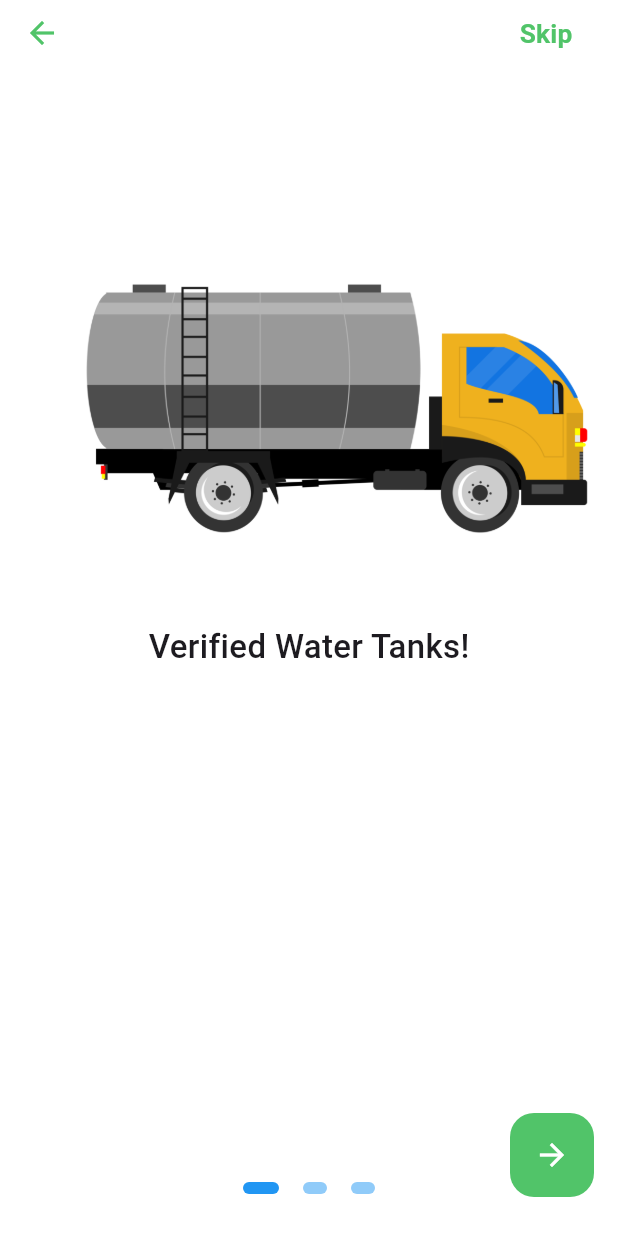
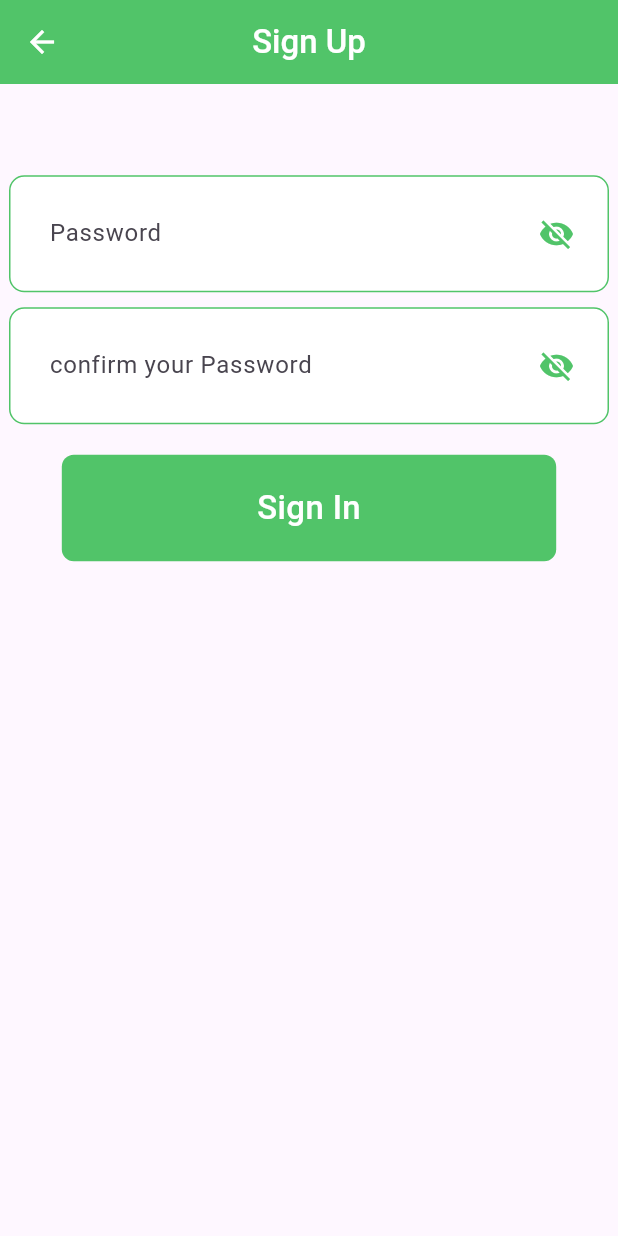
Before and after one commit to uneebkahout/water-delivery-app, a Flutter app: the screen it shows after launch, on a phone screen of 412 x 824 dp. Run offline on Flutter 3.47's test engine with Material 3 defaults, Android fonts, the phone set to English and light mode, and no system bars; drawn by our look-alikes of flutter_onboarding_slider; our stand-ins replace flutter_screenutil, flutter_spinkit, shared_preferences.

Commit message:
Reset Password

```diff
--- /dev/null
+++ b/lib/components/appBar.dart
@@ -0,0 +1,39 @@
+import 'package:flutter/material.dart';
+import 'package:waterdelivery/constants/colors.dart';
+import 'package:flutter_screenutil/flutter_screenutil.dart';
+import 'package:waterdelivery/components/Text-style.dart';
+
+class appBar extends StatelessWidget implements PreferredSizeWidget {
+  final String title;
+  final bool showBackButton;
+
+
+  final VoidCallback? onBackPressed;
+
+  const appBar({
+    Key? key,
+    required this.title,
+    this.showBackButton = true,
+
+    this.onBackPressed,
+  }) : super(key: key);
+
+  @override
+  Widget build(BuildContext context) {
+    return AppBar(
+      backgroundColor: AppColors.appColor,
+      elevation: 0,
+      centerTitle: true,
+      title: textStyle(text: title, fontSize: 20.sp, fontWeight: FontWeight.w500, color: AppColors.whiteColor),
+      leading: showBackButton
+          ? IconButton(
+              icon: Icon(Icons.arrow_back, color: Colors.white),
+              onPressed: onBackPressed ?? () => Navigator.pop(context),
+            )
+          : null,
+    );
+  }
+
+  @override
+  Size get preferredSize => Size.fromHeight(kToolbarHeight);
+}
--- a/lib/components/custom-button.dart
+++ b/lib/components/custom-button.dart
@@ -27,7 +27,9 @@ class _CustomButtonState extends State<CustomButton> {
   @override
   Widget build(BuildContext context) {
     return GestureDetector(
-      onTap: () {},
+      onTap: () {
+        widget.onPressed();
+      },
       child: Container(
         width: 300.w,
         height: 70.h,
--- a/lib/main.dart
+++ b/lib/main.dart
@@ -1,7 +1,7 @@
 import 'package:flutter/material.dart';
-import 'package:waterdelivery/screens/splashScreen.dart';
+
 import 'package:flutter_screenutil/flutter_screenutil.dart';
-
+import 'package:waterdelivery/screens/auth/reset-password.dart';
 void main() {
   runApp(MyApp());
 }
@@ -13,10 +13,10 @@ class MyApp extends StatelessWidget {
   Widget build(BuildContext context) {
     return ScreenUtilInit(
         designSize: Size(375, 812),
-        builder: (context, child) =>  MaterialApp(
+        builder: (context, child) => MaterialApp(
               title: 'Water Delivery',
               debugShowCheckedModeBanner: false,
-              home: SplashScreen(),
+              home: resetPassword(),
             ));
   }
 }
--- a/lib/screens/OnBoardingScreen.dart
+++ b/lib/screens/OnBoardingScreen.dart
@@ -26,8 +26,6 @@ class _OnboardingScreenState extends State<OnboardingScreen> {
           pageBackgroundColor: AppColors.whiteColor,
 
           centerBackground: true,
-
-// Background Images
           background: [
             Image.asset(
               imgAssets.onboardingtruck,
@@ -43,7 +41,6 @@ class _OnboardingScreenState extends State<OnboardingScreen> {
             ),
           ],
           speed: 2,
-//Page Bodies
           pageBodies: [
             Container(
               alignment: Alignment.center,
@@ -112,7 +109,7 @@ class _OnboardingScreenState extends State<OnboardingScreen> {
             ),
           ],
 
-//finish button
+          //finish button
           finishButtonText: 'GetStarted',
           onFinish: () {
             Navigator.push(context,
--- /dev/null
+++ b/lib/screens/auth/reset-password.dart
@@ -0,0 +1,115 @@
+import 'package:flutter/material.dart';
+import 'package:waterdelivery/components/appBar.dart';
+import 'package:flutter_screenutil/flutter_screenutil.dart';
+import 'package:waterdelivery/constants/colors.dart';
+import 'package:waterdelivery/components/Text-style.dart';
+import 'package:waterdelivery/components/text-field.dart';
+import 'package:waterdelivery/components/custom-button.dart';
+import 'package:waterdelivery/screens/auth/sign-in.dart';
+
+class resetPassword extends StatefulWidget {
+  const resetPassword({super.key});
+
+  @override
+  State<resetPassword> createState() => _resetPasswordState();
+}
+
+class _resetPasswordState extends State<resetPassword> {
+
+  TextEditingController passwordController = TextEditingController();
+  bool passwordVisible = false;
+  bool isChecked = false;
+  @override
+  void initState() {
+    passwordVisible = false;
+    super.initState();
+  }
+
+  @override
+  Widget build(BuildContext context) {
+    return Scaffold(
+      appBar: appBar(title: 'Sign Up'),
+      body: SafeArea(
+        child: SingleChildScrollView(
+          child: Center(
+            child: Column(
+              children: [
+
+
+
+
+                SizedBox(
+                  height: 60.h,
+                ),
+                ContainerWidget(passwordTextField(
+                    'Enter your Password', 'Password', passwordController)),
+                SizedBox(
+                  height: 10,
+                ),
+                ContainerWidget(passwordTextField('Confirm Your Password',
+                    'confirm your Password', passwordController)),
+                SizedBox(height: 20.h),
+                CustomButton(
+                  text: 'Sign In',
+                  onPressed: () {},
+                ),
+                SizedBox(
+                  height: 10.h,
+                ),
+
+
+
+              ],
+            ),
+          ),
+        ),
+      ),
+    );
+  }
+
+//Container Widget
+  Widget ContainerWidget(Widget child) {
+    return Container(
+      width: 400,
+      decoration: BoxDecoration(
+        color: AppColors.whiteColor,
+        borderRadius: BorderRadius.circular(10.r),
+        border: Border.all(color: AppColors.appColor),
+      ),
+      child: Padding(
+        padding: EdgeInsets.all(10),
+        child: child,
+      ),
+    );
+  }
+
+// Password TextFiled
+  Widget passwordTextField(
+      String hintTxt, String labletxt, TextEditingController controller) {
+    return TextField(
+      controller: controller,
+      obscureText: passwordVisible,
+      decoration: InputDecoration(
+        hintText: hintTxt,
+        labelText: labletxt,
+        hintStyle: TextStyle(
+          color: AppColors.greyColor,
+          fontSize: 13.sp,
+        ),
+        suffixIcon: IconButton(
+            icon: Icon(
+              passwordVisible ? Icons.visibility : Icons.visibility_off,
+              color: AppColors.appColor,
+            ),
+            onPressed: () {
+              setState(() {
+                passwordVisible = !passwordVisible;
+              });
+            }),
+        border: OutlineInputBorder(
+          borderSide: BorderSide.none,
+        ),
+      ),
+    );
+  }
+}
```
Also changed, not shown: lib/components/text-field.dart (+9 -5 lines), lib/screens/auth/reset-password- verification.dart (added, +131 -0 lines), lib/screens/auth/sign-up.dart (+7 -1 lines), lib/screens/test.dart (added, +55 -0 lines).
